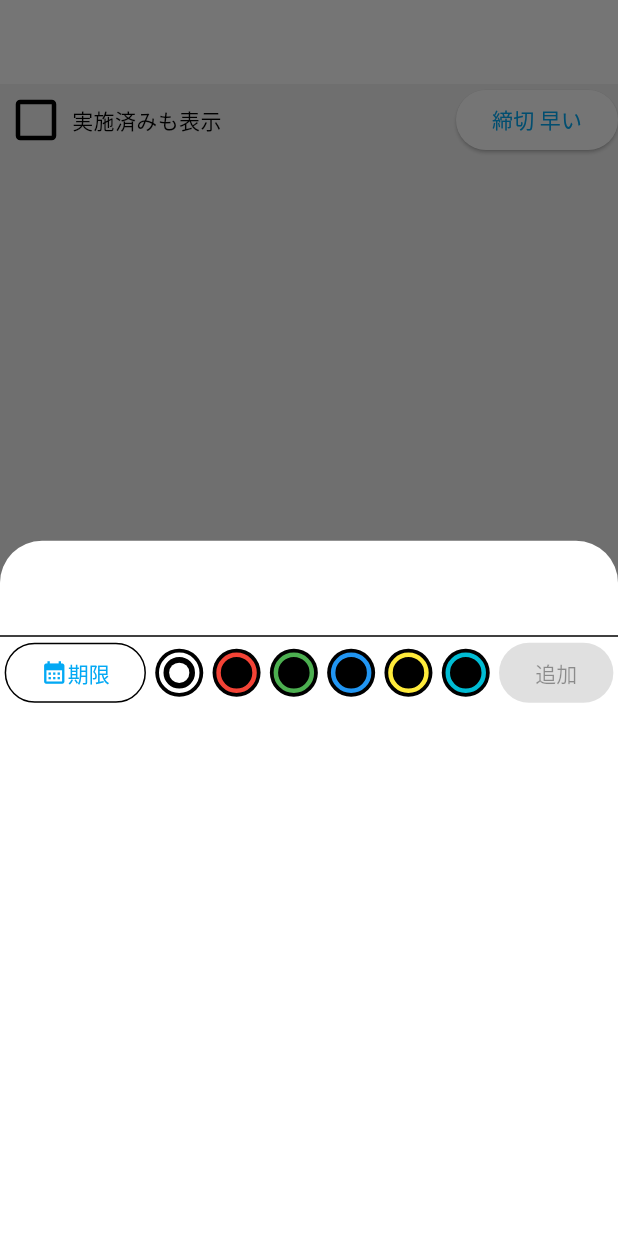
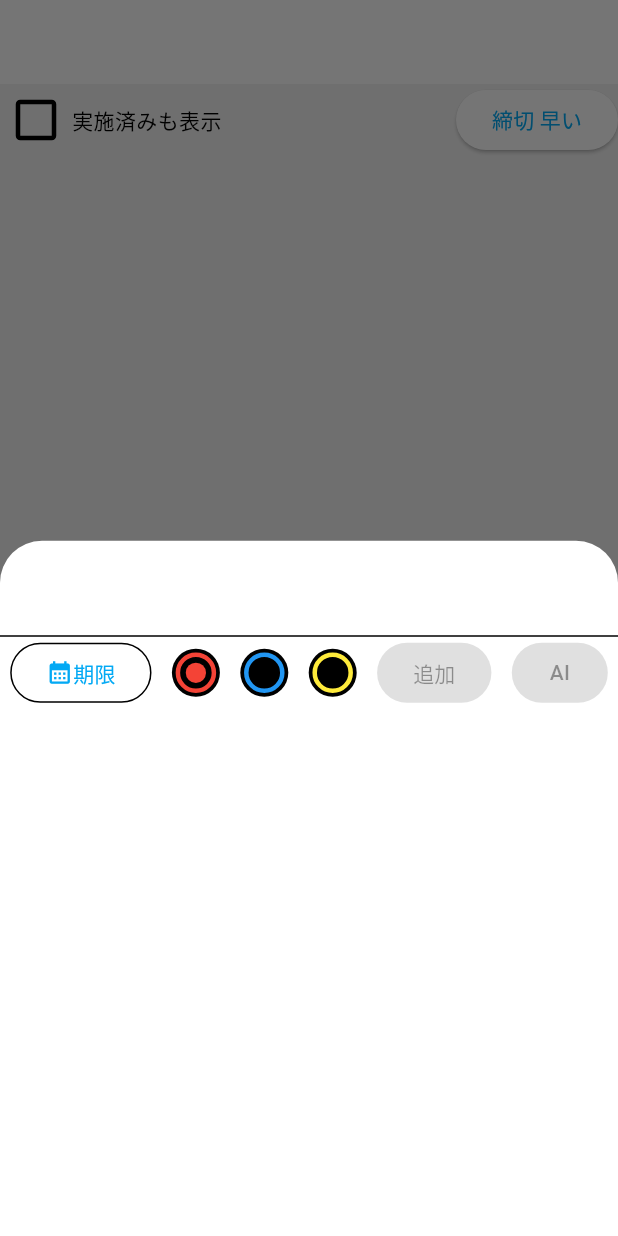
Before and after one commit to seito-developer/flutter-ai-app, a Flutter app: the screen it shows after launch, after a tap on the "add" icon, on a phone screen of 412 x 824 dp. Run offline on Flutter 3.47's test engine with Material 2 defaults, Android fonts, the phone set to English and light mode, and no system bars; our stand-ins replace cloud_firestore, firebase_core, freezed_annotation, get_it; missing offline and left inert: chat_gpt_sdk; accounts and stored records are empty.

Commit message:
connected to chatGPT

```diff
--- a/lib/main.dart
+++ b/lib/main.dart
@@ -1,3 +1,4 @@
+import 'package:chat_gpt_sdk/chat_gpt_sdk.dart';
 import 'package:cloud_firestore/cloud_firestore.dart';
 import 'package:firebase_core/firebase_core.dart';
 import 'package:flutter_ai_app/repositories/todo_repository.dart';
@@ -51,13 +52,22 @@ class MyHomePage extends StatefulWidget {
 }
 
 class _MyHomePageState extends State<MyHomePage> {
+  final openAI = OpenAI.instance.build(
+    token: "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",
+    // isLogger: true,
+  );
+
+  final _textEditingController = TextEditingController(text: 'こんにちは？');
+  var _answer = "";
+  var _isLoading = false;
+
   static List<Color> colors = [
-    Colors.white.withOpacity(0.8),
+    // Colors.white.withOpacity(0.8),
     Colors.red.withOpacity(0.2),
-    Colors.green.withOpacity(0.2),
+    // Colors.green.withOpacity(0.2),
     Colors.blue.withOpacity(0.2),
     Colors.yellow.withOpacity(0.2),
-    Colors.cyan.withOpacity(0.2),
+    // Colors.cyan.withOpacity(0.2),
   ];
 
   String _title = '';
@@ -206,6 +216,7 @@ class _MyHomePageState extends State<MyHomePage> {
           children: [
             TextField(
               onChanged: (value) => _title = value,
+              // controller: _textEditingController,
               keyboardType: TextInputType.multiline,
               maxLines: null,
               // can you add padding here?
@@ -285,9 +296,26 @@ class _MyHomePageState extends State<MyHomePage> {
                               }
                             },
                       child: const Text('追加')),
+                  ElevatedButton(
+                      onPressed: _title.isEmpty
+                          ? null
+                          : () async {
+                              final answer = await _sendMessage(
+                                _textEditingController.text,
+                              );
+                              setState(() {
+                                _answer = answer;
+                                _isLoading = false;
+                              });
+                              if (context.mounted) {
+                                Navigator.pop(context);
+                              }
+                            },
+                      child: const Text('AI')),
                 ],
               );
             }),
+            Text(_answer),
           ],
         );
       },
@@ -326,4 +354,17 @@ class _MyHomePageState extends State<MyHomePage> {
       _todoRepository.delete(todo.id);
     }
   }
+
+  Future<String> _sendMessage(String message) async {
+    // final request = await OpenAI.instance.chat.create();
+
+    final request = CompleteText(
+      prompt: message,
+      model: TextDavinci3Model(),
+      maxTokens: 200,
+    );
+
+    final response = await openAI.onCompletion(request: request);
+    return response!.choices.first.text;
+  }
 }
--- a/pubspec.yaml
+++ b/pubspec.yaml
@@ -19,6 +19,7 @@ dependencies:
   json_annotation: ^4.8.0
   intl: ^0.18.0
   get_it: ^7.2.0
+  chat_gpt_sdk: ^2.2.5
 
 dev_dependencies:
   flutter_test:
```
Also changed, not shown: pubspec.lock.
